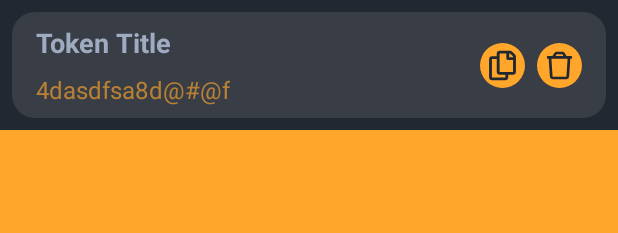
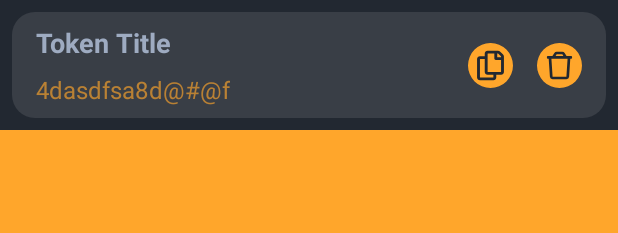
Before and after one commit to JoshLudahl/Tokenator, an Android app: the layout layout_saved_token_list_item.xml on its own in the app's theme, with its tools: preview values and no code run, on a phone screen of 412 x 824 dp. Shown: the top 233 px of the screen. Run offline under Robolectric (Android 15) with nearby library versions, the phone set to English and light mode, and no system bars.

Commit message:
clean-up

```diff
--- a/app/src/main/java/com/token/tokenator/savedpassword/SavedPasswordAdapter.kt
+++ b/app/src/main/java/com/token/tokenator/savedpassword/SavedPasswordAdapter.kt
@@ -24,7 +24,7 @@ class SavedPasswordAdapter(private val clickListener: TokenListener) :
             itemBinding.token = token
             itemBinding.apply {
                 tokenTitle.text = token.title
-                tokenPlaceholder.text = "************"
+                tokenPlaceholder.text = token.token
             }
 
             itemBinding.clickListener = clickListener
--- a/app/src/main/java/com/token/tokenator/savedpassword/SavedTokenFragment.kt
+++ b/app/src/main/java/com/token/tokenator/savedpassword/SavedTokenFragment.kt
@@ -42,7 +42,9 @@ class SavedTokenFragment : Fragment(R.layout.saved_token_fragment) {
         viewModel.tokens.observe(viewLifecycleOwner, {
             it?.let {
                 adapter.setItems(it)
-                if (it.isEmpty()) viewModel.setTokenListEmpty(true) else viewModel.setTokenListEmpty(false)
+                if (it.isEmpty()) viewModel.setTokenListEmpty(true) else viewModel.setTokenListEmpty(
+                    false
+                )
             }
         })
 
--- a/app/src/main/res/layout/layout_saved_token_list_item.xml
+++ b/app/src/main/res/layout/layout_saved_token_list_item.xml
@@ -1,19 +1,21 @@
 <?xml version="1.0" encoding="utf-8"?>
 
-<layout>
+<layout xmlns:android="http://schemas.android.com/apk/res/android"
+    xmlns:app="http://schemas.android.com/apk/res-auto">
+
     <data>
 
         <variable
             name="token"
             type="com.token.tokenator.model.Token" />
+
         <variable
             name="clickListener"
             type="com.token.tokenator.savedpassword.TokenListener" />
     </data>
 
 
-<FrameLayout xmlns:android="http://schemas.android.com/apk/res/android"
-    xmlns:app="http://schemas.android.com/apk/res-auto"
+    <FrameLayout
         android:layout_width="match_parent"
         android:layout_height="wrap_content"
         android:background="@color/blackish">
@@ -66,8 +68,9 @@
                 android:layout_marginEnd="16dp"
                 android:layout_marginBottom="8dp"
                 android:clickable="true"
+                android:contentDescription="@string/delete"
+                android:focusable="true"
                 android:onClick="@{() -> clickListener.onClick(token)}"
-            android:contentDescription="@string/delete"
                 app:layout_constraintBottom_toBottomOf="parent"
                 app:layout_constraintEnd_toEndOf="parent"
                 app:layout_constraintTop_toTopOf="parent"
@@ -77,9 +80,10 @@
                 android:id="@+id/copy_icon"
                 android:layout_width="@dimen/icon_size"
                 android:layout_height="@dimen/icon_size"
-            android:layout_marginEnd="8dp"
+                android:layout_marginEnd="16dp"
                 android:clickable="true"
                 android:contentDescription="@string/copy"
+                android:focusable="true"
                 app:layout_constraintBottom_toBottomOf="parent"
                 app:layout_constraintEnd_toStartOf="@+id/trash_icon"
                 app:layout_constraintTop_toTopOf="parent"
--- a/app/src/main/res/layout/main_fragment.xml
+++ b/app/src/main/res/layout/main_fragment.xml
@@ -467,8 +467,8 @@
                     android:layout_height="wrap_content"
                     android:layout_marginTop="8dp"
                     android:layout_marginBottom="8dp"
+                    android:gravity="center"
                     android:paddingBottom="16dp"
-                    android:gravity="center"
                     android:text="@{viewModel.version}"
                     android:textColor="@color/yellow"
                     android:textSize="12sp"
```
Also changed, not shown: app/src/main/res/layout/saved_token_fragment.xml (+4 -3 lines). Lines whose indentation alone changed are shown as unchanged.
